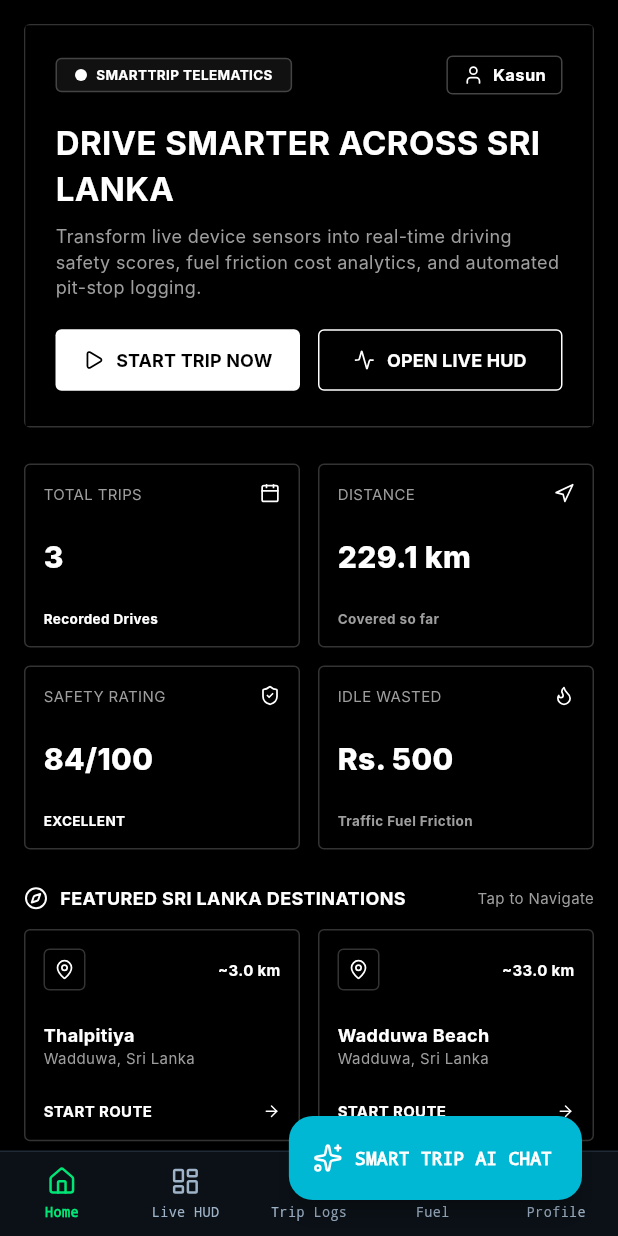
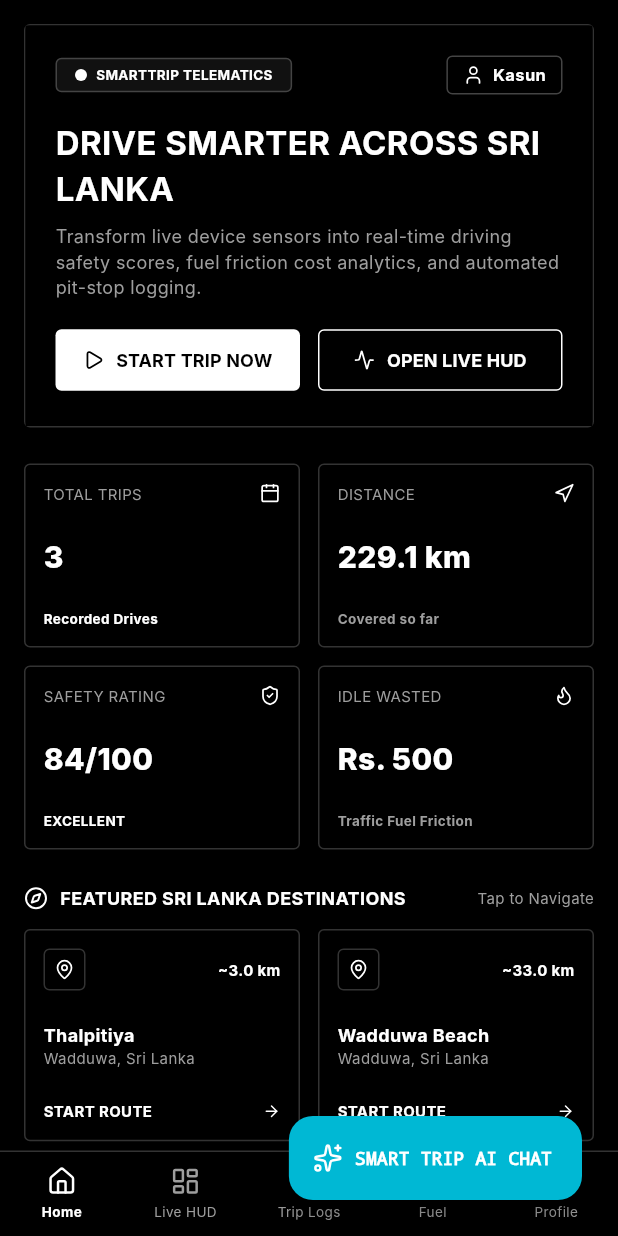
Before and after one commit to bhagya2026-dev/Smart_Trip_AI, a Flutter app: the screen it shows after launch, on a phone screen of 412 x 824 dp. Run offline on Flutter 3.47's test engine with Material 3 defaults, Android fonts, the phone set to English and light mode, and no system bars; our stand-ins replace geolocator, lucide_icons, sensors_plus, sqflite; accounts and stored records are empty; Roboto replaces fonts that are missing (Inter).

Commit message:
UI: Apply monochrome theme to AppScaffold navigation bar

```diff
--- a/smart_trip_ai_mobile/lib/presentation/views/app_scaffold.dart
+++ b/smart_trip_ai_mobile/lib/presentation/views/app_scaffold.dart
@@ -28,7 +28,7 @@ class _AppScaffoldState extends State<AppScaffold> {
     return Stack(
       children: [
         Scaffold(
-          backgroundColor: const Color(0xFF0B1117),
+          backgroundColor: Colors.black,
           body: IndexedStack(
             index: _currentIndex,
             children: [
@@ -52,8 +52,8 @@ class _AppScaffoldState extends State<AppScaffold> {
           ),
           bottomNavigationBar: Container(
             decoration: const BoxDecoration(
-              color: Color(0xFA0B1117),
-              border: Border(top: BorderSide(color: Color(0xFF1F2A37))),
+              color: Colors.black,
+              border: Border(top: BorderSide(color: Color(0xFF333333))),
             ),
             child: SafeArea(
               child: BottomNavigationBar(
@@ -62,16 +62,14 @@ class _AppScaffoldState extends State<AppScaffold> {
                 backgroundColor: Colors.transparent,
                 type: BottomNavigationBarType.fixed,
                 elevation: 0,
-                selectedItemColor: const Color(0xFF00E676),
-                unselectedItemColor: const Color(0xFF9FB3C8),
+                selectedItemColor: Colors.white,
+                unselectedItemColor: Colors.grey,
                 selectedLabelStyle: const TextStyle(
                   fontSize: 9,
                   fontWeight: FontWeight.bold,
-                  fontFamily: 'monospace',
                 ),
                 unselectedLabelStyle: const TextStyle(
                   fontSize: 9,
-                  fontFamily: 'monospace',
                 ),
                 items: const [
                   BottomNavigationBarItem(
```
